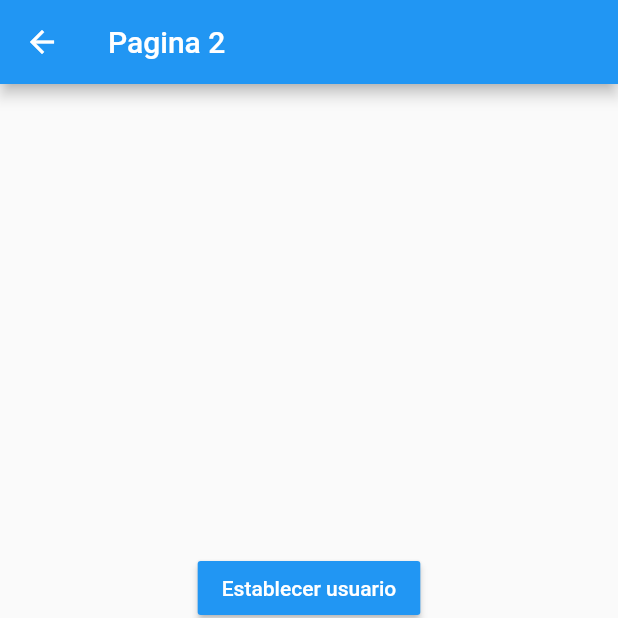
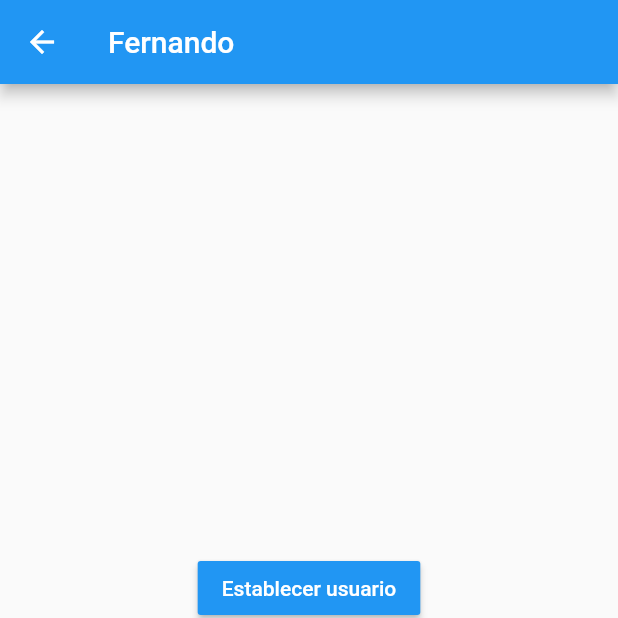
Before and after one commit to ValentinLana/estados, a Flutter app: the Pagina2Page screen opened by its route, after a tap on "Establecer usuario", on a phone screen of 412 x 824 dp, the top half of it. Run offline on Flutter 3.47's test engine with Material 2 defaults, Android fonts, the phone set to English and light mode, and no system bars; accounts and stored records are empty.

```diff
--- a/lib/models/usuario.dart
+++ b/lib/models/usuario.dart
@@ -1,7 +1,7 @@
 class  Usuario{
-  String? nombre;
+  String nombre;
   int? edad;
   List<String>? profesiones;
 
-  Usuario({this.nombre, this.edad, this.profesiones});
+  Usuario({required this.nombre, this.edad, this.profesiones});
 }
--- a/lib/pages/pagina1_page.dart
+++ b/lib/pages/pagina1_page.dart
@@ -1,4 +1,7 @@
+import 'package:estados/services/usuario_service.dart';
 import 'package:flutter/material.dart';
+
+import '../models/usuario.dart';
 
 class Pagina1Page extends StatelessWidget {
   const Pagina1Page({Key? key}) : super(key: key);
@@ -7,7 +10,17 @@ class Pagina1Page extends StatelessWidget {
   Widget build(BuildContext context) {
     return Scaffold(
       appBar: AppBar(title: const Text('Pagina 1')),
-      body: const InformacionUsuario(),
+      body: StreamBuilder(
+        stream: usuarioService.usuarioStream,
+        builder: (BuildContext context, AsyncSnapshot<Usuario> snapshot) {
+          return snapshot.hasData
+          // se puede usar el snapshot.data o el usuarioService.usuario
+          ? InformacionUsuario(usuario: usuarioService.usuario)
+          : const Center(
+              child: Text('No hay información del usuario'),
+            );
+        },
+      ),
       floatingActionButton: FloatingActionButton(
         child: const Icon(Icons.accessibility_new),
         onPressed: () {
@@ -19,8 +32,9 @@ class Pagina1Page extends StatelessWidget {
 }
 
 class InformacionUsuario extends StatelessWidget {
+  final Usuario usuario;
   const InformacionUsuario({
-    Key? key,
+    Key? key, required this.usuario,
   }) : super(key: key);
 
   @override
@@ -29,29 +43,29 @@ class InformacionUsuario extends StatelessWidget {
       height: double.infinity,
       width: double.infinity,
       child: Column(
-        children: const [
-          Text(
+        children:  [
+          const Text(
             'General',
             style: TextStyle(fontSize: 18, fontWeight: FontWeight.bold),
           ),
-          Divider(),
+          const Divider(),
           ListTile(
-            title: Text('nombre: '),
+            title: Text('nombre: ${usuario.nombre} '),
           ),
           ListTile(
-            title: Text('edad: '),
+            title: Text('edad: ${usuario.edad}'),
           ),
-          Text(
+          const Text(
             'General',
             style: TextStyle(fontSize: 18, fontWeight: FontWeight.bold),
           ),
-          ListTile(
+          const ListTile(
+            title: const Text('Profesion 1: '),
+          ),
+          const ListTile(
             title: Text('Profesion 1: '),
           ),
-          ListTile(
-            title: Text('Profesion 1: '),
-          ),
-          ListTile(
+          const ListTile(
             title: Text('Profesion 1: '),
           ),
         ],
--- a/lib/pages/pagina2_page.dart
+++ b/lib/pages/pagina2_page.dart
@@ -1,3 +1,5 @@
+import 'package:estados/models/usuario.dart';
+import 'package:estados/services/usuario_service.dart';
 import 'package:flutter/material.dart';
 
 class Pagina2Page extends StatelessWidget {
@@ -6,26 +8,39 @@ class Pagina2Page extends StatelessWidget {
   @override
   Widget build(BuildContext context) {
     return Scaffold(
-      appBar: AppBar(title: const Text('Pagina 2')),
+      appBar: AppBar(title: StreamBuilder(
+        builder: (BuildContext context, AsyncSnapshot<Usuario> snapshot) {
+          return snapshot.hasData
+          // se puede usar el snapshot.data o el usuarioService.usuario
+          ? Text(usuarioService.usuario.nombre)
+          : Text('pagina 2');
+        },
+        stream: usuarioService.usuarioStream,
+        )),
       body: Center(
         child: Column(
           mainAxisAlignment: MainAxisAlignment.center,
           children: [
             MaterialButton(
                 child: const Text(
-                   'Establecer usuario',
+                  'Establecer usuario',
                   style: TextStyle(color: Colors.white),
                 ),
                 color: Colors.blue,
-                onPressed: () {}),
-                MaterialButton(
+                onPressed: () {
+                  final nuevoUsuario = Usuario(nombre: 'Fernando', edad: 35);
+                  usuarioService.cargarUsuario(nuevoUsuario);
+                }),
+            MaterialButton(
                 child: const Text(
                   'Cambiar edad',
                   style: TextStyle(color: Colors.white),
                 ),
                 color: Colors.blue,
-                onPressed: () {}),
-                MaterialButton(
+                onPressed: () {
+                  usuarioService.cambiarEdad(40);
+                }),
+            MaterialButton(
                 child: const Text(
                   'Añadir profesión',
                   style: TextStyle(color: Colors.white),
--- /dev/null
+++ b/lib/services/usuario_service.dart
@@ -0,0 +1,33 @@
+import 'dart:async';
+
+import '../models/usuario.dart';
+
+class _UsuarioService {
+  Usuario? _usuario;
+
+  final StreamController<Usuario> _usuarioStreamController = StreamController<Usuario>.broadcast();
+
+  Usuario get usuario => _usuario!;
+
+  bool get existeUsuario => (_usuario != null) ? true : false;
+
+  Stream<Usuario> get usuarioStream => _usuarioStreamController.stream;
+
+  void cargarUsuario(Usuario user) {
+    _usuario = user;
+    _usuarioStreamController.add(user);
+  }
+
+  void cambiarEdad(int edad){
+    _usuario!.edad = edad;
+    _usuarioStreamController.add(usuario);
+  }
+
+  dispose(){
+    _usuarioStreamController.close();
+  }
+}
+
+
+
+final usuarioService = _UsuarioService();
```
